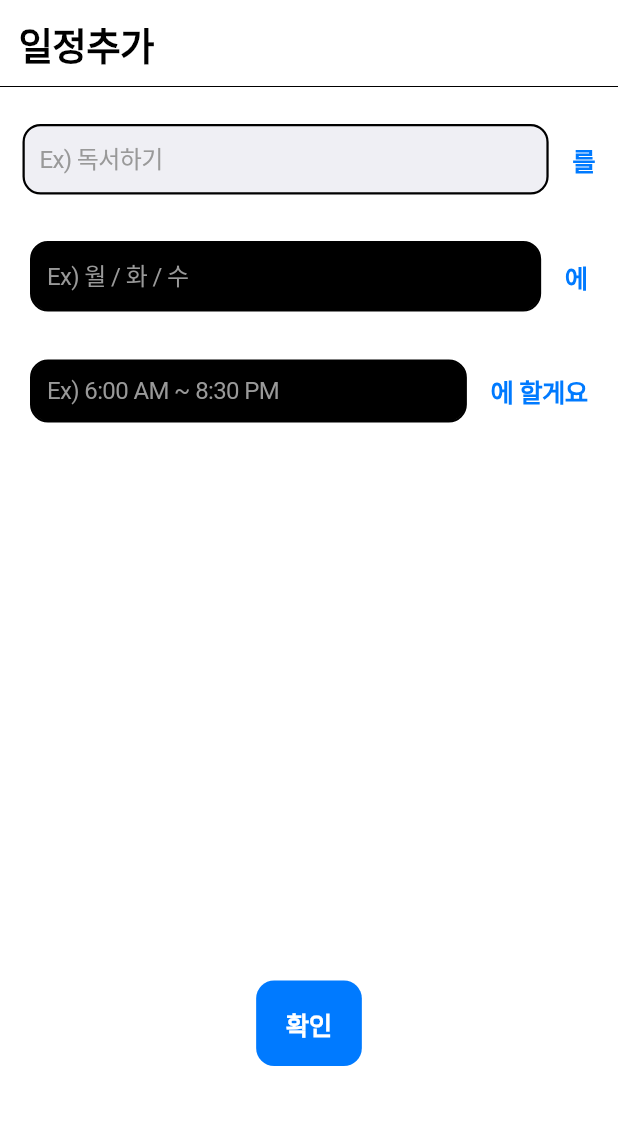
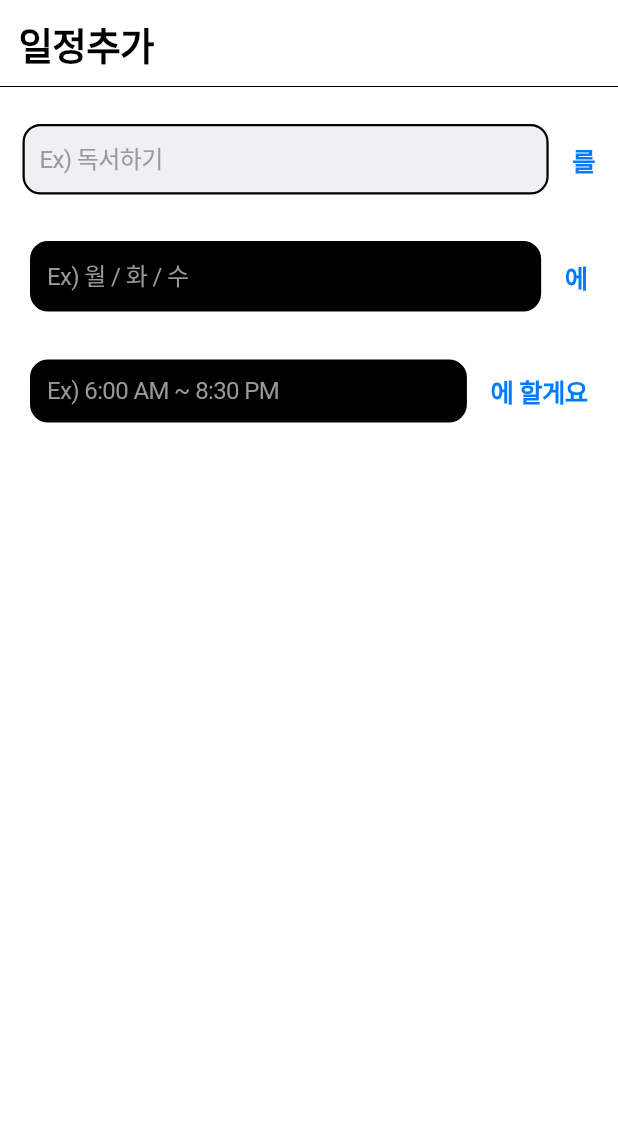
Before and after one commit to ProjectFRIDAY/Plan-Dial-Renewal, a Flutter app: the AddDialPage screen opened directly, on a phone screen of 412 x 824 dp, the part 50-1175 px from its top. Run offline on Flutter 3.47's test engine with Material 2 defaults, Android fonts, the light colour scheme and no system bars; our stand-ins replace sqflite, syncfusion_flutter_calendar; missing offline and left inert: cupertino_list_tile; accounts and stored records are empty.

Commit message:
New branch from develop

```diff
--- a/lib/screens/Add_Dial.dart
+++ b/lib/screens/Add_Dial.dart
@@ -19,16 +19,13 @@ class AddDialPage extends StatelessWidget {
         border: Border(),
         backgroundColor: CupertinoColors.white,
       ),
-      child: Column(children: [
+      child: Column(children: const [
         AddDialTop(),
         AddDialName(),
         AddDialDay(),
         AddDialTime(),
         Spacer(),
-        Stack(
-          children: [if (isFinish) AddButton() else SelectTimePage()],
-        ),
-        const SizedBox(
+        SizedBox(
           height: 80,
         )
       ]),
@@ -178,9 +175,7 @@ class _AddDialTimeState extends State<AddDialTime> {
                   fontWeight: FontWeight.w600))
         ],
       ),
-      onPressed: () {
-        Navigator.of(context).push(createRoute());
-      },
+      onPressed: () {},
     ));
   }
 }
```
Also changed, not shown: 3 other files.
